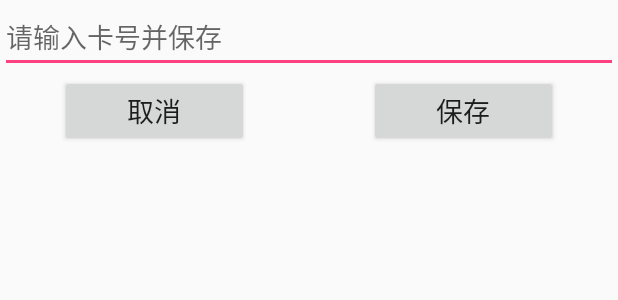
After one commit to jiang666/bunny, an Android app: the layout dialog_input_password.xml on its own in the app's theme, with its tools: preview values and no code run, on a phone screen of 412 x 824 dp. The commit adds this screen. Shown: the top 300 px of the screen. Run offline under Robolectric (Android 15) with nearby library versions, the phone set to English and light mode, and no system bars.

Commit message:
优化界面

```diff
--- a/app/src/main/java/com/example/proshine001/webapplication/mqtt/enumer/EnumUniformID.java
+++ b/app/src/main/java/com/example/proshine001/webapplication/mqtt/enumer/EnumUniformID.java
@@ -11,7 +11,7 @@ public class EnumUniformID {
 
     // 广播Topic
     //public static final String BROADCAST_TOPIC = "broadcast";
-    public static final String BROADCAST_TOPIC = "0736027930";
+    //public static final String BROADCAST_TOPIC = "0736027930";
 
     // 服务器客户ID
     public static final String SERVER_CLIENT_ID = "CID_BT_SERVER";
--- /dev/null
+++ b/app/src/main/res/layout/dialog_input_password.xml
@@ -0,0 +1,57 @@
+<?xml version="1.0" encoding="utf-8"?>
+<LinearLayout xmlns:android="http://schemas.android.com/apk/res/android"
+              android:layout_width="match_parent"
+              android:layout_height="match_parent"
+              android:orientation="vertical">
+    <LinearLayout
+        android:layout_width="match_parent"
+        android:layout_height="50dp"
+        android:gravity="center">
+        <TextView
+            android:layout_width="0dp"
+            android:layout_height="wrap_content"
+            android:layout_weight="1"
+            android:id="@+id/tv_textprompt"
+            android:visibility="gone"
+            android:textSize="18sp"
+            android:gravity="center"
+            />
+        <EditText
+            android:id="@+id/et_password"
+            android:layout_width="0dp"
+            android:layout_weight="2"
+            android:layout_height="wrap_content"
+            android:hint="请输入卡号并保存"
+            android:inputType="textPassword"/>
+
+    </LinearLayout>
+    <LinearLayout
+        android:layout_width="match_parent"
+        android:layout_height="wrap_content"
+        android:gravity="center">
+        <Button
+            android:layout_width="0dp"
+            android:layout_height="wrap_content"
+            android:layout_weight="1"
+            android:id="@+id/bt_cancel"
+            android:textSize="18sp"
+            android:gravity="center"
+            android:text="取消"
+            android:layout_marginLeft="40dp"
+            android:layout_marginRight="40dp"
+
+            />
+        <Button
+            android:id="@+id/bt_confirm"
+            android:layout_width="0dp"
+            android:layout_weight="1"
+            android:layout_height="wrap_content"
+            android:textSize="18sp"
+            android:gravity="center"
+            android:text="保存"
+            android:layout_marginLeft="40dp"
+            android:layout_marginRight="40dp"
+            />
+
+    </LinearLayout>
+</LinearLayout>
--- a/app/src/main/res/layout/item_recognition.xml
+++ b/app/src/main/res/layout/item_recognition.xml
@@ -2,11 +2,12 @@
 <FrameLayout  xmlns:android="http://schemas.android.com/apk/res/android"
     android:layout_width="match_parent"
     android:layout_height="wrap_content"
-    android:layout_margin="1dp"
+    android:background="#FFFFFF"
+    android:layout_margin="5dp"
      >
       <LinearLayout
           android:layout_width="match_parent"
-          android:layout_height="wrap_content"
+          android:layout_height="60dp"
           android:gravity="center"
           android:orientation="horizontal">
           <TextView
--- a/app/src/main/res/values/colors.xml
+++ b/app/src/main/res/values/colors.xml
@@ -1,6 +1,6 @@
 <?xml version="1.0" encoding="utf-8"?>
 <resources>
     <color name="colorPrimary">#3F51B5</color>
-    <color name="colorPrimaryDark">#303F9F</color>
+    <color name="colorPrimaryDark">#3398CC</color>
     <color name="colorAccent">#FF4081</color>
 </resources>
```
Also changed, not shown: app/src/main/java/com/example/proshine001/webapplication/MainActivity.java (+46 -1 lines), app/src/main/java/com/example/proshine001/webapplication/mqtt/MqttUtil.java (+4 -3 lines), app/src/main/java/com/example/proshine001/webapplication/utils/InputPasswordDialog.java (added, +72 -0 lines), app/src/main/java/com/example/proshine001/webapplication/utils/SystemInfo.java (added, +31 -0 lines), app/src/main/res/layout/activity_main.xml (+23 -5 lines), app/src/main/res/drawable/background.jpg (added), app/src/main/res/drawable/webapp.png (added).
